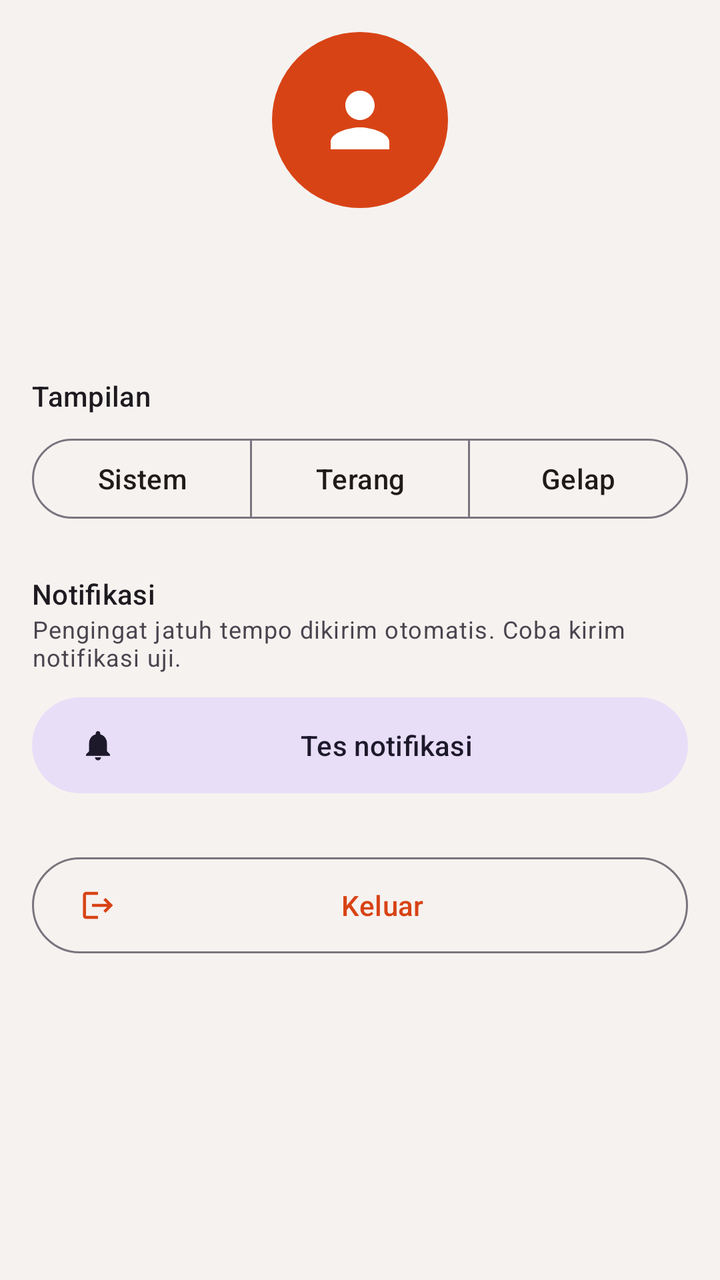
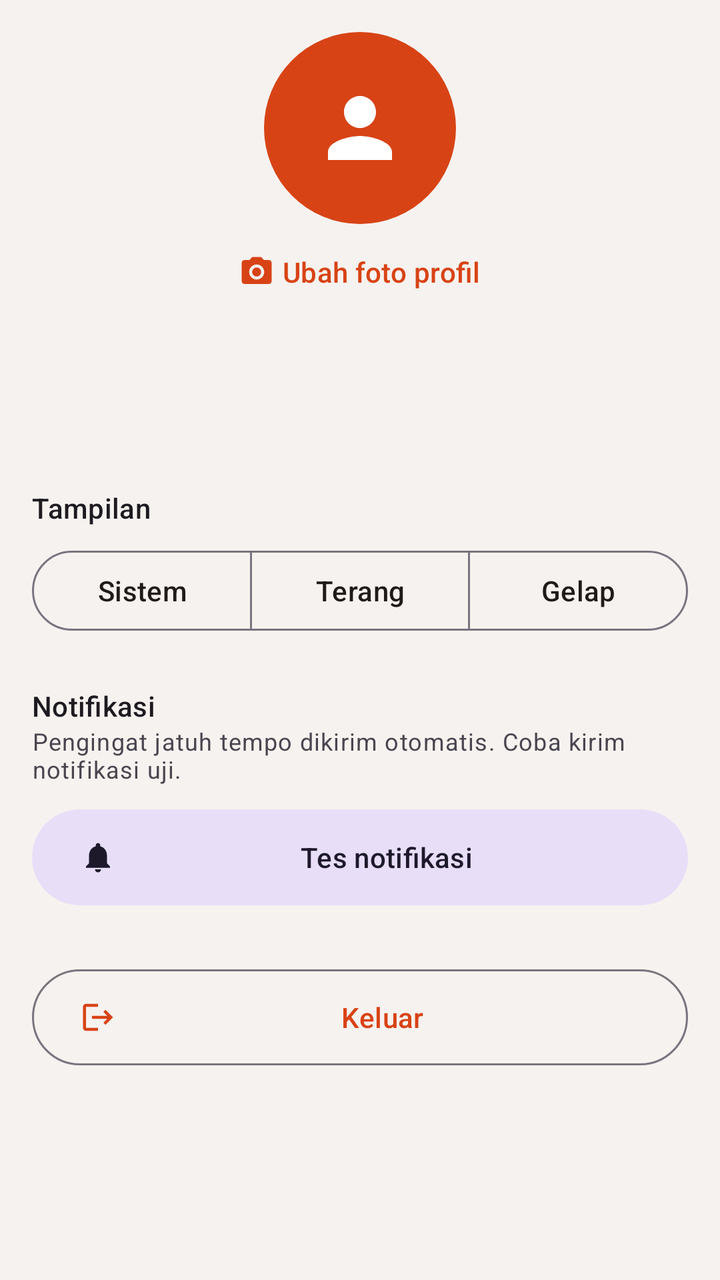

Compare the two renders of this Android layout. The source of the first and the diff that turns it into the second are given below.
<!-- AndroidManifest.xml: application theme Theme.MotoCare -->
<!-- res/layout/fragment_profile.xml -->
<?xml version="1.0" encoding="utf-8"?>
<androidx.constraintlayout.widget.ConstraintLayout xmlns:android="http://schemas.android.com/apk/res/android"
    xmlns:app="http://schemas.android.com/apk/res-auto"
    android:layout_width="match_parent"
    android:layout_height="match_parent">

    <androidx.core.widget.NestedScrollView
        android:layout_width="0dp"
        android:layout_height="0dp"
        app:layout_constraintBottom_toBottomOf="parent"
        app:layout_constraintEnd_toEndOf="parent"
        app:layout_constraintStart_toStartOf="parent"
        app:layout_constraintTop_toTopOf="parent">

        <LinearLayout
            android:layout_width="match_parent"
            android:layout_height="wrap_content"
            android:orientation="vertical"
            android:padding="16dp">

            <ImageView
                android:layout_width="88dp"
                android:layout_height="88dp"
                android:layout_gravity="center_horizontal"
                android:background="@drawable/bg_logo_circle"
                android:contentDescription="@null"
                android:padding="22dp"
                android:src="@drawable/ic_person"
                app:tint="@color/moto_on_primary" />

            <TextView
                android:id="@+id/tv_name"
                android:layout_width="match_parent"
                android:layout_height="wrap_content"
                android:layout_marginTop="12dp"
                android:textAlignment="center"
                android:textAppearance="?attr/textAppearanceTitleLarge"
                android:textStyle="bold" />

            <TextView
                android:id="@+id/tv_email"
                android:layout_width="match_parent"
                android:layout_height="wrap_content"
                android:textAlignment="center"
                android:textAppearance="?attr/textAppearanceBodyMedium" />

            <TextView
                android:layout_width="match_parent"
                android:layout_height="wrap_content"
                android:layout_marginTop="24dp"
                android:text="@string/profile_theme"
                android:textAppearance="?attr/textAppearanceTitleSmall" />

            <com.google.android.material.button.MaterialButtonToggleGroup
                android:id="@+id/toggle_theme"
                android:layout_width="match_parent"
                android:layout_height="wrap_content"
                android:layout_marginTop="8dp"
                app:selectionRequired="true"
                app:singleSelection="true">

                <com.google.android.material.button.MaterialButton
                    android:id="@+id/btn_theme_system"
                    style="@style/Widget.Material3.Button.OutlinedButton"
                    android:layout_width="0dp"
                    android:layout_height="wrap_content"
                    android:layout_weight="1"
                    android:text="@string/theme_system" />

                <com.google.android.material.button.MaterialButton
                    android:id="@+id/btn_theme_light"
                    style="@style/Widget.Material3.Button.OutlinedButton"
                    android:layout_width="0dp"
                    android:layout_height="wrap_content"
                    android:layout_weight="1"
                    android:text="@string/theme_light" />

                <com.google.android.material.button.MaterialButton
                    android:id="@+id/btn_theme_dark"
                    style="@style/Widget.Material3.Button.OutlinedButton"
                    android:layout_width="0dp"
                    android:layout_height="wrap_content"
                    android:layout_weight="1"
                    android:text="@string/theme_dark" />
            </com.google.android.material.button.MaterialButtonToggleGroup>

            <TextView
                android:layout_width="match_parent"
                android:layout_height="wrap_content"
                android:layout_marginTop="24dp"
                android:text="@string/profile_notifications"
                android:textAppearance="?attr/textAppearanceTitleSmall" />

            <TextView
                android:layout_width="match_parent"
                android:layout_height="wrap_content"
                android:text="@string/profile_notifications_help"
                android:textAppearance="?attr/textAppearanceBodySmall" />

            <com.google.android.material.button.MaterialButton
                android:id="@+id/btn_test_notif"
                style="@style/Widget.Material3.Button.TonalButton"
                android:layout_width="match_parent"
                android:layout_height="56dp"
                android:layout_marginTop="8dp"
                android:text="@string/action_test_notification"
                app:icon="@drawable/ic_bell" />

            <com.google.android.material.button.MaterialButton
                android:id="@+id/btn_logout"
                style="@style/Widget.Material3.Button.OutlinedButton"
                android:layout_width="match_parent"
                android:layout_height="56dp"
                android:layout_marginTop="24dp"
                android:text="@string/action_logout"
                app:icon="@drawable/ic_logout" />

            <TextView
                android:id="@+id/tv_version"
                android:layout_width="match_parent"
                android:layout_height="wrap_content"
                android:layout_marginTop="24dp"
                android:textAlignment="center"
                android:textAppearance="?attr/textAppearanceBodySmall" />
        </LinearLayout>
    </androidx.core.widget.NestedScrollView>
</androidx.constraintlayout.widget.ConstraintLayout>
<!-- resources referenced by this layout -->
<resources>
  <color name="moto_on_primary">#FFFFFF</color>
  <!-- drawable bg_logo_circle (drawable) -->
  <?xml version="1.0" encoding="utf-8"?>
  <shape xmlns:android="http://schemas.android.com/apk/res/android" android:shape="oval">
      <solid android:color="@color/moto_primary" />
  </shape>
  <!-- drawable ic_bell (drawable) -->
  <vector xmlns:android="http://schemas.android.com/apk/res/android"
      android:width="24dp" android:height="24dp"
      android:viewportWidth="24" android:viewportHeight="24"
      android:tint="?attr/colorControlNormal">
      <path android:fillColor="@android:color/white" android:pathData="M12,22c1.1,0 2,-0.9 2,-2h-4c0,1.1 0.89,2 2,2zM18,16v-5c0,-3.07 -1.64,-5.64 -4.5,-6.32L13.5,4c0,-0.83 -0.67,-1.5 -1.5,-1.5s-1.5,0.67 -1.5,1.5v0.68C7.63,5.36 6,7.92 6,11v5l-2,2v1h16v-1l-2,-2z" />
  </vector>
  <!-- drawable ic_logout (drawable) -->
  <vector xmlns:android="http://schemas.android.com/apk/res/android"
      android:width="24dp" android:height="24dp"
      android:viewportWidth="24" android:viewportHeight="24"
      android:tint="?attr/colorControlNormal">
      <path android:fillColor="@android:color/white" android:pathData="M17,7l-1.41,1.41L18.17,11H8v2h10.17l-2.58,2.58L17,17l5,-5zM4,5h8V3H4c-1.1,0 -2,0.9 -2,2v14c0,1.1 0.9,2 2,2h8v-2H4V5z" />
  </vector>
  <!-- drawable ic_person (drawable) -->
  <vector xmlns:android="http://schemas.android.com/apk/res/android"
      android:width="24dp" android:height="24dp"
      android:viewportWidth="24" android:viewportHeight="24"
      android:tint="?attr/colorControlNormal">
      <path android:fillColor="@android:color/white" android:pathData="M12,12c2.21,0 4,-1.79 4,-4s-1.79,-4 -4,-4 -4,1.79 -4,4 1.79,4 4,4zM12,14c-2.67,0 -8,1.34 -8,4v2h16v-2c0,-2.66 -5.33,-4 -8,-4z" />
  </vector>
  <string name="action_logout">Keluar</string>
  <string name="action_test_notification">Tes notifikasi</string>
  <string name="profile_notifications">Notifikasi</string>
  <string name="profile_notifications_help">Pengingat jatuh tempo dikirim otomatis. Coba kirim notifikasi uji.</string>
  <string name="profile_theme">Tampilan</string>
  <string name="theme_dark">Gelap</string>
  <string name="theme_light">Terang</string>
  <string name="theme_system">Sistem</string>
  <color name="moto_primary">#D84315</color>
  <color name="moto_primary_container">#FFDBD0</color>
  <color name="moto_on_primary_container">#3A0B00</color>
  <color name="moto_secondary">#37474F</color>
  <color name="moto_on_secondary">#FFFFFF</color>
  <color name="moto_background">#F6F2EF</color>
  <color name="moto_surface">#FFFBFF</color>
  <color name="moto_on_surface">#201A18</color>
  <!-- unchanged entries left out for length: 1 -->
</resources>

<!-- the commit's change to res/layout/fragment_profile.xml (unified diff, before → after) -->
@@ -19,14 +19,27 @@
             android:padding="16dp">
 
             <ImageView
-                android:layout_width="88dp"
-                android:layout_height="88dp"
+                android:id="@+id/iv_avatar"
+                android:layout_width="96dp"
+                android:layout_height="96dp"
                 android:layout_gravity="center_horizontal"
                 android:background="@drawable/bg_logo_circle"
-                android:contentDescription="@null"
-                android:padding="22dp"
+                android:clickable="true"
+                android:contentDescription="@string/cd_avatar"
+                android:focusable="true"
+                android:padding="24dp"
+                android:scaleType="centerCrop"
                 android:src="@drawable/ic_person"
                 app:tint="@color/moto_on_primary" />
+
+            <com.google.android.material.button.MaterialButton
+                android:id="@+id/btn_change_photo"
+                style="@style/Widget.Material3.Button.TextButton"
+                android:layout_width="wrap_content"
+                android:layout_height="wrap_content"
+                android:layout_gravity="center_horizontal"
+                android:text="@string/action_change_photo"
+                app:icon="@drawable/ic_camera" />
 
             <TextView
                 android:id="@+id/tv_name"
<!-- resource entries referenced after the edit -->
@@ -13,6 +13,13 @@
       android:tint="?attr/colorControlNormal">
       <path android:fillColor="@android:color/white" android:pathData="M12,22c1.1,0 2,-0.9 2,-2h-4c0,1.1 0.89,2 2,2zM18,16v-5c0,-3.07 -1.64,-5.64 -4.5,-6.32L13.5,4c0,-0.83 -0.67,-1.5 -1.5,-1.5s-1.5,0.67 -1.5,1.5v0.68C7.63,5.36 6,7.92 6,11v5l-2,2v1h16v-1l-2,-2z" />
   </vector>
+  <!-- drawable ic_camera (drawable) -->
+  <vector xmlns:android="http://schemas.android.com/apk/res/android"
+      android:width="24dp" android:height="24dp"
+      android:viewportWidth="24" android:viewportHeight="24"
+      android:tint="?attr/colorControlNormal">
+      <path android:fillColor="@android:color/white" android:pathData="M9,2L7.17,4H4c-1.1,0 -2,0.9 -2,2v12c0,1.1 0.9,2 2,2h16c1.1,0 2,-0.9 2,-2V6c0,-1.1 -0.9,-2 -2,-2h-3.17L15,2H9zM12,17c-2.76,0 -5,-2.24 -5,-5s2.24,-5 5,-5 5,2.24 5,5 -2.24,5 -5,5zM12,9c-1.66,0 -3,1.34 -3,3s1.34,3 3,3 3,-1.34 3,-3 -1.34,-3 -3,-3z" />
+  </vector>
   <!-- drawable ic_logout (drawable) -->
   <vector xmlns:android="http://schemas.android.com/apk/res/android"
       android:width="24dp" android:height="24dp"
@@ -27,8 +34,10 @@
       android:tint="?attr/colorControlNormal">
       <path android:fillColor="@android:color/white" android:pathData="M12,12c2.21,0 4,-1.79 4,-4s-1.79,-4 -4,-4 -4,1.79 -4,4 1.79,4 4,4zM12,14c-2.67,0 -8,1.34 -8,4v2h16v-2c0,-2.66 -5.33,-4 -8,-4z" />
   </vector>
+  <string name="action_change_photo">Ubah foto profil</string>
   <string name="action_logout">Keluar</string>
   <string name="action_test_notification">Tes notifikasi</string>
+  <string name="cd_avatar">Foto profil, ketuk untuk mengubah</string>
   <string name="profile_notifications">Notifikasi</string>
   <string name="profile_notifications_help">Pengingat jatuh tempo dikirim otomatis. Coba kirim notifikasi uji.</string>
   <string name="profile_theme">Tampilan</string>
